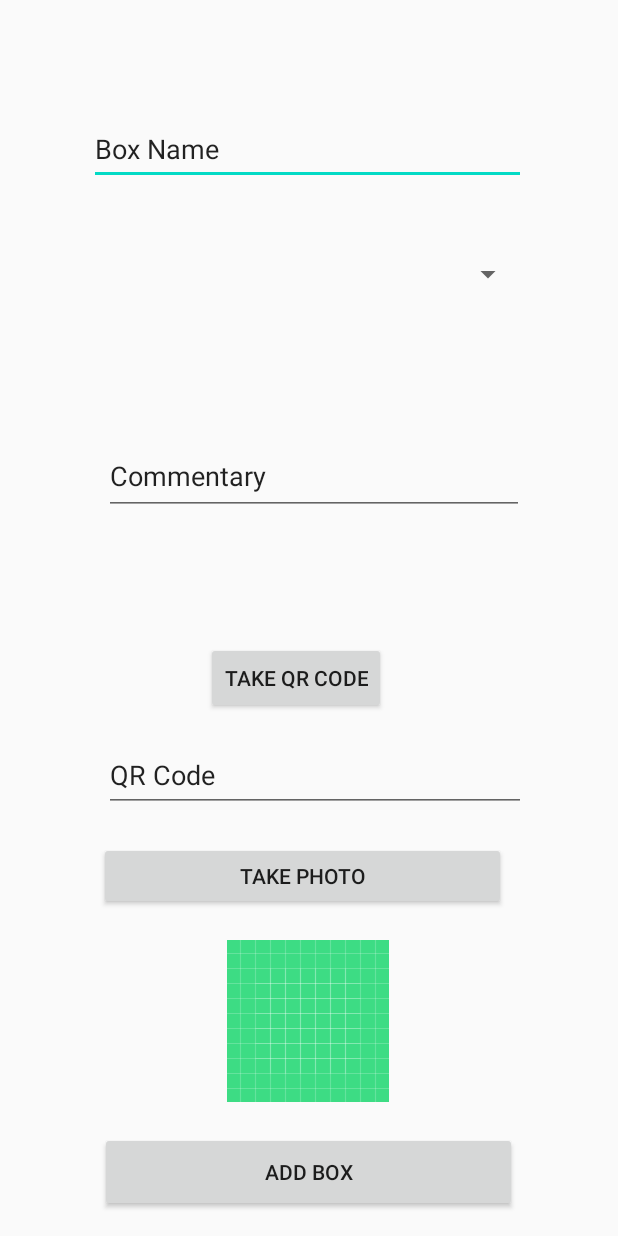
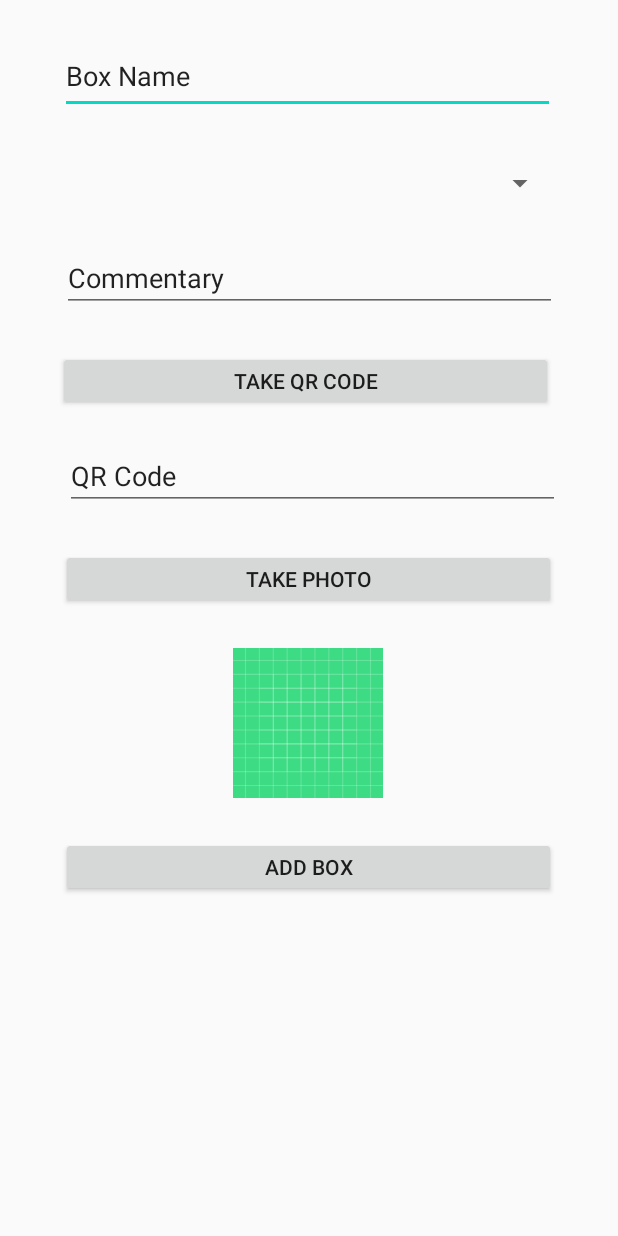
Before and after one commit to drolewski/StorageRoom, an Android app: the AddBox screen opened directly, with no data from a screen before it, on a phone screen of 412 x 824 dp. Run offline under Robolectric (Android 15) with nearby library versions, the phone set to English and light mode, and no system bars; libraries missing offline, so code that uses them is left out: com.google.zxing.integration.

```diff
--- a/app/build.gradle
+++ b/app/build.gradle
@@ -63,4 +63,5 @@ dependencies {
     implementation 'androidx.constraintlayout:constraintlayout:1.1.3'
     implementation 'androidx.coordinatorlayout:coordinatorlayout:1.0.0'
 
+    implementation 'com.journeyapps:zxing-android-embedded:3.6.0'
 }
--- a/app/src/main/AndroidManifest.xml
+++ b/app/src/main/AndroidManifest.xml
@@ -16,7 +16,6 @@
         android:roundIcon="@mipmap/ic_launcher_round"
         android:supportsRtl="true"
         android:theme="@style/AppTheme">
-        <activity android:name=".box"></activity>
         <activity android:name=".BoxList" />
         <activity android:name=".AddBox" />
         <activity android:name=".AddSingleItem" />
--- a/app/src/main/java/io/drolewski/storageroom/activities/AddBox.kt
+++ b/app/src/main/java/io/drolewski/storageroom/activities/AddBox.kt
@@ -1,27 +1,79 @@
 package io.drolewski.storageroom.activities
 
 import android.app.Activity
-import androidx.appcompat.app.AppCompatActivity
+import android.content.Intent
+import android.graphics.Bitmap
 import android.os.Bundle
+import android.provider.MediaStore
 import android.view.View
 import android.widget.AdapterView
 import android.widget.EditText
-import io.drolewski.storageroom.entity.Box
+import android.widget.TextView
+import androidx.appcompat.app.AppCompatActivity
+import com.google.zxing.integration.android.IntentIntegrator
 import kotlinx.android.synthetic.main.activity_add_box.*
-import kotlinx.android.synthetic.main.activity_add_box.view.*
+import kotlinx.android.synthetic.main.activity_add_box.takePhoto
+import kotlinx.android.synthetic.main.activity_add_single_item.*
 
 class AddBox : Activity(), AdapterView.OnItemSelectedListener {
+
+    var imageBitmap: Bitmap? = null
+    val REQUEST_IMAGE_CAPTURE = 1
+    val REQUEST_SCAN = 2
+    var scannerResult: String? = null
 
     override fun onCreate(savedInstanceState: Bundle?) {
         super.onCreate(savedInstanceState)
         setContentView(R.layout.activity_add_box)
 
+        addBoxButton.setOnClickListener {
+            if (validateField(boxName) && validateField(commentaryBox) && validateField(qrCode) && boxPhoto != null) {
+
+            }
+        }
+
+        scanQR.setOnClickListener {
+            IntentIntegrator(this).initiateScan()
+        }
+
+        takePhoto.setOnClickListener {
+            Intent(MediaStore.ACTION_IMAGE_CAPTURE).also { takePictureIntent ->
+                takePictureIntent.resolveActivity(packageManager)?.also {
+                    startActivityForResult(takePictureIntent, REQUEST_IMAGE_CAPTURE)
+                }
+            }
+        }
+
+        qrCode.setOnClickListener{
+            itemName.text.clear()
+        }
+
+        commentaryBox.setOnClickListener{
+            ean.text.clear()
+        }
+
+        boxName.setOnClickListener{
+            commentary.text.clear()
+        }
     }
 
-    fun validateField(itemEle: EditText) : Boolean{
+    override fun onActivityResult(requestCode: Int, resultCode: Int, data: Intent?) {
+        super.onActivityResult(requestCode, resultCode, data)
+        if (requestCode == REQUEST_IMAGE_CAPTURE && resultCode == AppCompatActivity.RESULT_OK) {
+            imageBitmap = data!!.extras!!.get("data") as Bitmap
+            boxPhoto.setImageBitmap(imageBitmap)
+        } else if (resultCode == AppCompatActivity.RESULT_OK) {
+            val result = IntentIntegrator.parseActivityResult(requestCode, resultCode, data)
+            scannerResult = result.contents.toString()
+            val editText = findViewById<EditText>(R.id.qrCode)
+            editText.setText(scannerResult, TextView.BufferType.EDITABLE)
+        }
+    }
+
+    fun validateField(itemEle: EditText): Boolean {
         val nameInput = itemEle.text.toString().trim()
 
-        if(nameInput.isEmpty()){
+        if (nameInput.isEmpty()) {
             itemEle.setError("Field can\'t be empty")
             return false
         }
@@ -29,9 +81,10 @@ class AddBox : Activity(), AdapterView.OnItemSelectedListener {
     }
 
     override fun onNothingSelected(parent: AdapterView<*>?) {
+        TODO("not implemented") //To change body of created functions use File | Settings | File Templates.
     }
 
     override fun onItemSelected(parent: AdapterView<*>?, view: View?, position: Int, id: Long) {
-
+        TODO("not implemented") //To change body of created functions use File | Settings | File Templates.
     }
 }
--- a/app/src/main/res/layout/activity_add_box.xml
+++ b/app/src/main/res/layout/activity_add_box.xml
@@ -9,10 +9,9 @@
 
     <EditText
         android:id="@+id/boxName"
-        android:layout_width="291dp"
-        android:layout_height="47dp"
-        android:layout_marginTop="76dp"
-        android:ems="10"
+        android:layout_width="330dp"
+        android:layout_height="50dp"
+        android:layout_marginTop="26dp"
         android:inputType="textPersonName"
         android:text="Box Name"
         app:layout_constraintEnd_toEndOf="parent"
@@ -22,23 +21,20 @@
 
     <EditText
         android:id="@+id/commentaryBox"
-        android:layout_width="280dp"
-        android:layout_height="52dp"
-        android:ems="10"
+        android:layout_width="330dp"
+        android:layout_height="40dp"
+        android:layout_marginTop="26dp"
         android:inputType="textPersonName"
         android:text="Commentary"
-        app:layout_constraintBottom_toTopOf="@+id/scanQR"
         app:layout_constraintEnd_toEndOf="parent"
-        app:layout_constraintHorizontal_bias="0.526"
         app:layout_constraintStart_toStartOf="parent"
         app:layout_constraintTop_toBottomOf="@+id/localizationList" />
 
     <Spinner
         android:id="@+id/localizationList"
-        android:layout_width="288dp"
-        android:layout_height="47dp"
-        android:layout_marginTop="36dp"
-
+        android:layout_width="330dp"
+        android:layout_height="40dp"
+        android:layout_marginTop="26dp"
         app:layout_constraintEnd_toEndOf="parent"
         app:layout_constraintHorizontal_bias="0.495"
         app:layout_constraintStart_toStartOf="parent"
@@ -46,58 +42,57 @@
 
     <EditText
         android:id="@+id/qrCode"
-        android:layout_width="281dp"
-        android:layout_height="49dp"
-        android:layout_marginBottom="20dp"
-        android:ems="10"
+        android:layout_width="330dp"
+        android:layout_height="40dp"
+        android:layout_marginTop="26dp"
         android:inputType="textPersonName"
         android:text="QR Code"
-        app:layout_constraintBottom_toTopOf="@+id/takePhoto"
         app:layout_constraintEnd_toEndOf="parent"
         app:layout_constraintHorizontal_bias="0.53"
-        app:layout_constraintStart_toStartOf="parent" />
+        app:layout_constraintStart_toStartOf="parent"
+        app:layout_constraintTop_toBottomOf="@+id/scanQR" />
 
     <Button
-        android:id="@+id/addButton"
-        android:layout_width="278dp"
-        android:layout_height="53dp"
-        android:layout_marginBottom="16dp"
+        android:id="@+id/addBoxButton"
+        android:layout_width="330dp"
+        android:layout_height="40dp"
+        android:layout_marginTop="26dp"
         android:text="Add Box"
-        app:layout_constraintBottom_toBottomOf="parent"
         app:layout_constraintEnd_toEndOf="parent"
         app:layout_constraintHorizontal_bias="0.496"
-        app:layout_constraintStart_toStartOf="parent" />
+        app:layout_constraintStart_toStartOf="parent"
+        app:layout_constraintTop_toBottomOf="@+id/boxPhoto" />
 
     <ImageView
         android:id="@+id/boxPhoto"
-        android:layout_width="wrap_content"
-        android:layout_height="wrap_content"
-        android:layout_marginBottom="20dp"
+        android:layout_width="100dp"
+        android:layout_height="100dp"
+        android:layout_marginTop="26dp"
         android:src="@drawable/ic_launcher_background"
-        app:layout_constraintBottom_toTopOf="@+id/addButton"
         app:layout_constraintEnd_toEndOf="parent"
         app:layout_constraintHorizontal_bias="0.498"
-        app:layout_constraintStart_toStartOf="parent" />
+        app:layout_constraintStart_toStartOf="parent"
+        app:layout_constraintTop_toBottomOf="@+id/takePhoto" />
 
     <Button
         android:id="@+id/takePhoto"
-        android:layout_width="271dp"
-        android:layout_height="45dp"
-        android:layout_marginBottom="20dp"
+        android:layout_width="330dp"
+        android:layout_height="40dp"
+        android:layout_marginTop="26dp"
         android:text="Take Photo"
-        app:layout_constraintBottom_toTopOf="@+id/boxPhoto"
         app:layout_constraintEnd_toEndOf="parent"
-        app:layout_constraintHorizontal_bias="0.471"
-        app:layout_constraintStart_toStartOf="parent" />
+        app:layout_constraintHorizontal_bias="0.493"
+        app:layout_constraintStart_toStartOf="parent"
+        app:layout_constraintTop_toBottomOf="@+id/qrCode" />
 
     <Button
         android:id="@+id/scanQR"
-        android:layout_width="wrap_content"
-        android:layout_height="wrap_content"
-        android:layout_marginBottom="16dp"
+        android:layout_width="330dp"
+        android:layout_height="40dp"
+        android:layout_marginTop="26dp"
         android:text="Take QR code"
-        app:layout_constraintBottom_toTopOf="@+id/qrCode"
         app:layout_constraintEnd_toEndOf="parent"
         app:layout_constraintHorizontal_bias="0.47"
-        app:layout_constraintStart_toStartOf="parent" />
+        app:layout_constraintStart_toStartOf="parent"
+        app:layout_constraintTop_toBottomOf="@+id/commentaryBox" />
 </androidx.constraintlayout.widget.ConstraintLayout>
```
